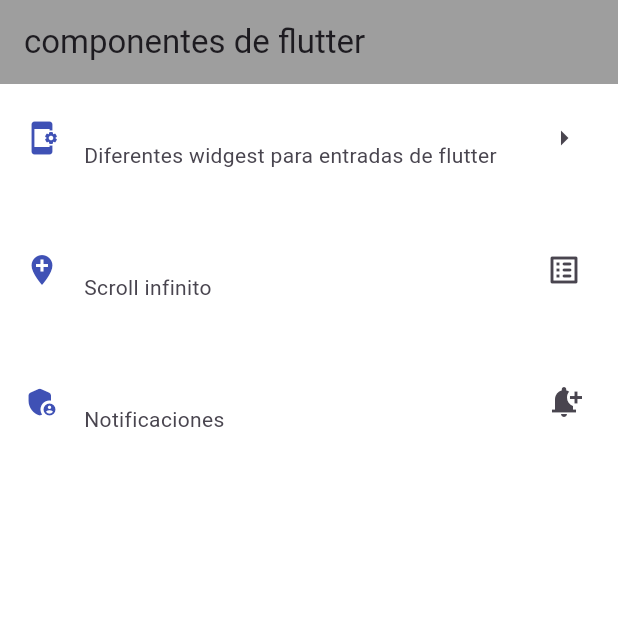
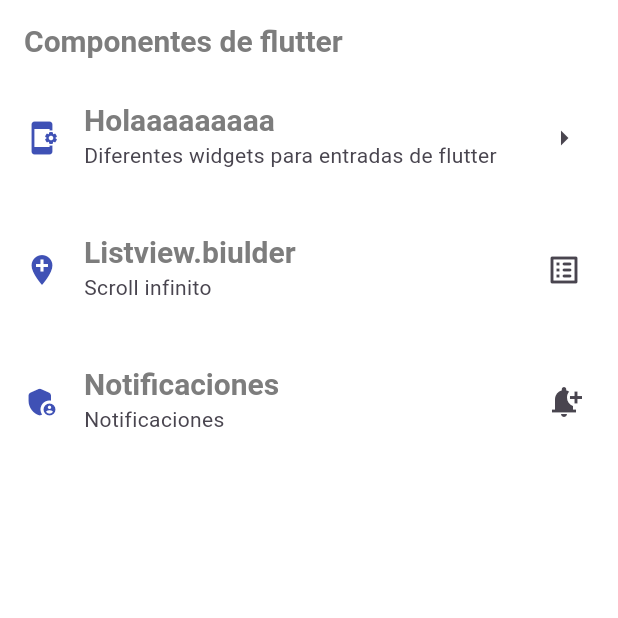
Before and after one commit to Krlostks/componentes_flutter, a Flutter app: the screen it shows after launch, on a phone screen of 412 x 824 dp, the top half of it. Run offline on Flutter 3.47's test engine with Material 3 defaults, Android fonts, the phone set to English and light mode, and no system bars.

Commit message:
Refactoring and creating  AppTheme Classs

```diff
--- a/lib/main_app.dart
+++ b/lib/main_app.dart
@@ -1,4 +1,5 @@
-import 'package:componentes/home_screen.dart';
+import 'package:componentes/screens/home_screen.dart';
+import 'package:componentes/theme/app_theme.dart';
 import 'package:flutter/material.dart';
 
 class MainApp extends StatelessWidget {
@@ -11,18 +12,7 @@ class MainApp extends StatelessWidget {
     return  MaterialApp(
       debugShowCheckedModeBanner: false,
       home: const HomeScreen(),
-      theme: ThemeData(
-        scaffoldBackgroundColor: Color.fromARGB(0, 0, 0, 0),
-        appBarTheme: const AppBarTheme(
-          color : Colors.black38),
-          textTheme: const TextTheme(
-            headlineLarge: TextStyle(
-              color: Colors.white,
-              fontWeight: FontWeight.bold,
-              fontSize: 20
-            )
-          )
-      ),
+      theme: AppTheme.lightTheme,
     );
   }
 }
--- a/lib/home_screen.dart
+++ b/lib/screens/home_screen.dart
@@ -7,7 +7,8 @@ class HomeScreen extends StatelessWidget {
   Widget build(BuildContext context) {
     return  Scaffold(
       appBar: AppBar(
-        title: const Text("componentes de flutter", ),
+        title:  Text("Componentes de flutter" ,
+            style: Theme.of(context).textTheme.headlineLarge,),
 
       ) ,
 
@@ -15,7 +16,7 @@ class HomeScreen extends StatelessWidget {
           ListTile(
             title: Text('Holaaaaaaaaa',
             style: Theme.of(context).textTheme.headlineLarge,),
-            subtitle: const Text('Diferentes widgest para entradas de flutter'),
+            subtitle: const Text('Diferentes widgets para entradas de flutter'),
             leading: const Icon(Icons.app_settings_alt, color: Colors.indigo,),
             trailing: const Icon(Icons.arrow_right),
           ),
--- /dev/null
+++ b/lib/theme/app_theme.dart
@@ -0,0 +1,17 @@
+import 'package:flutter/material.dart';
+
+class AppTheme{
+  static const primarycolor = Color.fromARGB(255, 125, 125, 125);
+  static const backColor=Color.fromARGB(0, 169, 167, 167);
+
+  static final ThemeData lightTheme = ThemeData.light().copyWith(
+    scaffoldBackgroundColor: backColor ,
+    appBarTheme: const AppBarTheme(color : backColor),
+    textTheme: const TextTheme(
+             headlineLarge: TextStyle(
+              color: primarycolor,
+              fontWeight: FontWeight.bold,
+              fontSize: 20
+            )
+          ))
+;}
```
